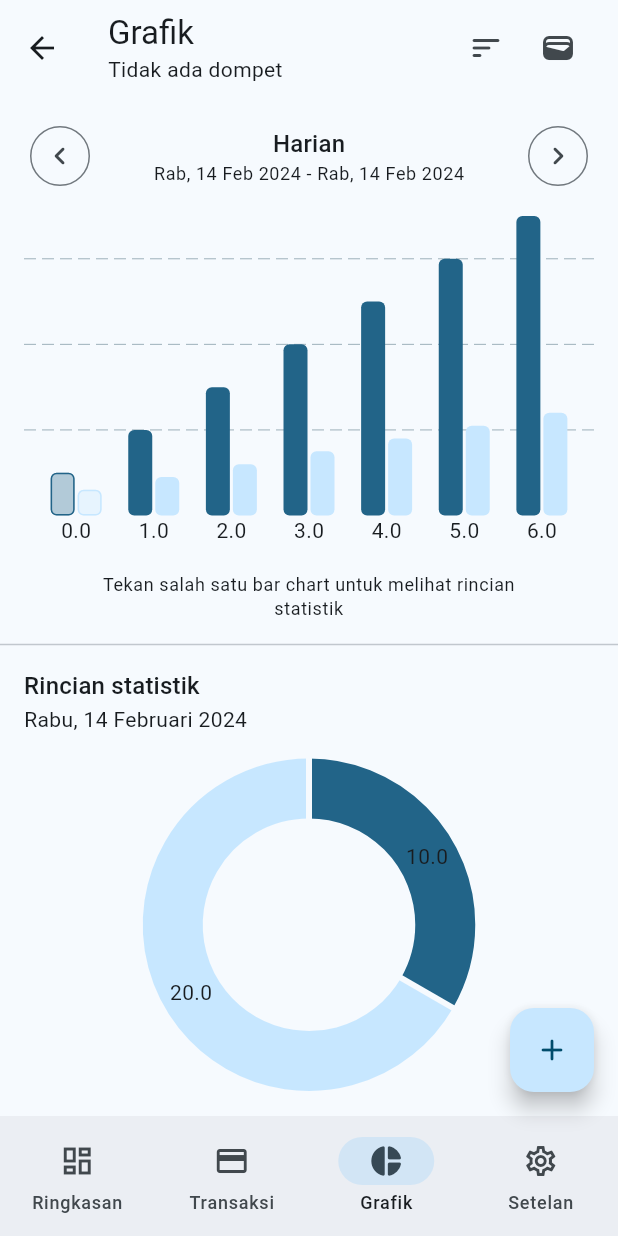
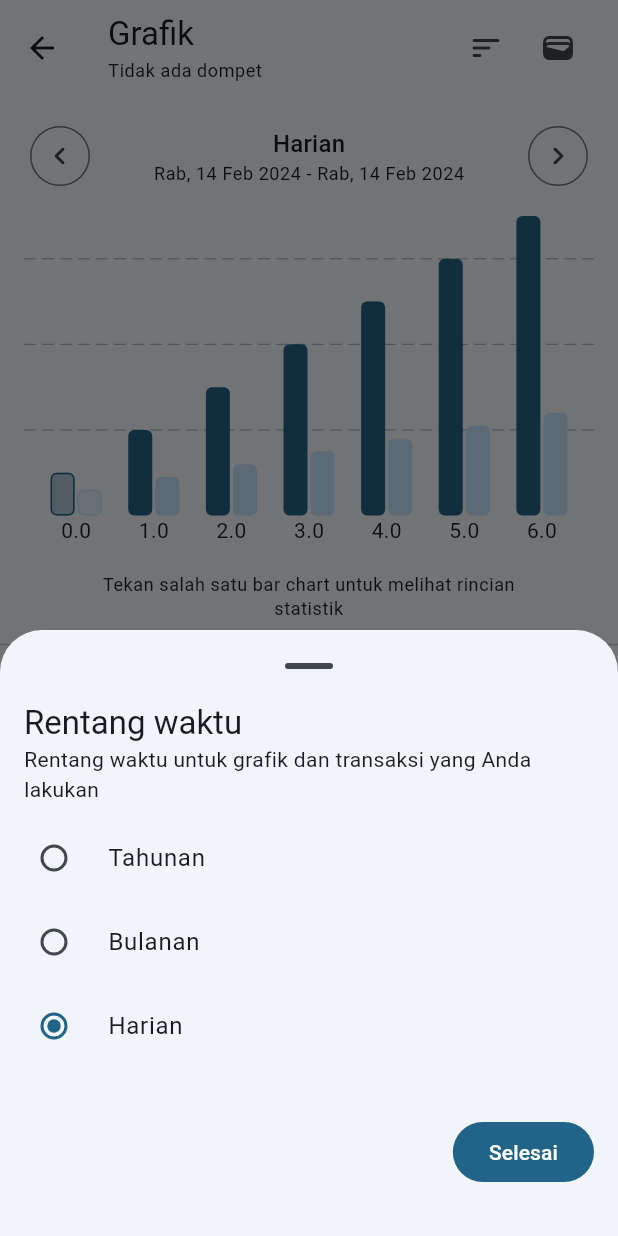
Before and after one commit to rizalanggoro/flutter_cashflow, a Flutter app: the HomeChartPage screen opened by its route, after a tap on the "sort" icon, on a phone screen of 412 x 824 dp. Run offline on Flutter 3.47's test engine with Material 3 defaults, Android fonts, the phone set to English and light mode, and no system bars; drawn by our look-alikes of fl_chart; our stand-ins replace auto_route, currency_text_input_formatter, dartz, faker, flutter_hooks, gap and 3 more; accounts and stored records are empty; generated files the repository leaves out were written again.

Commit message:
add feat: transaction range filter

```diff
--- a/lib/features/home/presentation/page.dart
+++ b/lib/features/home/presentation/page.dart
@@ -1,10 +1,12 @@
 import 'package:auto_route/auto_route.dart';
-import 'package:cashflow/core/utils/extensions.dart';
 import 'package:flutter/material.dart';
+import 'package:gap/gap.dart';
 import 'package:hooks_riverpod/hooks_riverpod.dart';
 
 import '../../../core/router/router.gr.dart';
+import '../../../core/utils/extensions.dart';
 import '../../../shared/presentation/providers/selected_wallet.dart';
+import '../../../shared/presentation/widgets/bottom_sheets/transaction_filter.dart';
 import '../domain/entities/navigation_item.dart';
 
 @RoutePage()
@@ -55,11 +57,12 @@ class HomePage extends HookConsumerWidget {
                 Text(
                   navigationItems[tabsRouter.activeIndex].title,
                 ),
+                if (tabsRouter.activeIndex < 3) const Gap(2),
                 if (tabsRouter.activeIndex < 3)
                   ref.watch(selectedWalletProvider).maybeWhen(
                       data: (data) => Text(
                             data?.name ?? 'Tidak ada dompet',
-                            style: context.textTheme.bodyMedium,
+                            style: context.textTheme.bodySmall,
                           ),
                       orElse: () => const SizedBox())
               ],
@@ -68,7 +71,14 @@ class HomePage extends HookConsumerWidget {
                 ? [
                     if (tabsRouter.activeIndex > 0)
                       IconButton(
-                        onPressed: () {},
+                        onPressed: () => showModalBottomSheet(
+                          context: context,
+                          isScrollControlled: true,
+                          useSafeArea: true,
+                          showDragHandle: true,
+                          builder: (context) =>
+                              const BottomSheetTransactionFilter(),
+                        ),
                         icon: const Icon(Icons.sort_rounded),
                       ),
                     IconButton(
--- a/lib/features/home_chart/presentation/page.dart
+++ b/lib/features/home_chart/presentation/page.dart
@@ -1,5 +1,7 @@
 import 'package:auto_route/auto_route.dart';
 import 'package:cashflow/core/utils/extensions.dart';
+import 'package:cashflow/shared/enums/transaction_range_filter.dart';
+import 'package:cashflow/shared/presentation/providers/selected_transaction_range_filter.dart';
 import 'package:fl_chart/fl_chart.dart';
 import 'package:flutter/material.dart';
 import 'package:flutter_hooks/flutter_hooks.dart';
@@ -35,7 +37,12 @@ class HomeChartPage extends HookConsumerWidget {
                   child: Column(
                     children: [
                       Text(
-                        'Harian',
+                        switch (
+                            ref.watch(selectedTransactionRangeFilterProvider)) {
+                          TransactionRangeFilter.yearly => 'Tahunan',
+                          TransactionRangeFilter.monthly => 'Bulanan',
+                          TransactionRangeFilter.daily => 'Harian',
+                        },
                         style: context.textTheme.titleMedium,
                       ),
                       Text(
--- /dev/null
+++ b/lib/shared/domain/entities/transaction_range_filter_item.dart
@@ -0,0 +1,11 @@
+import '../../enums/transaction_range_filter.dart';
+
+class TransactionRangeFilterItem {
+  final String title;
+  final TransactionRangeFilter transactionRangeFilter;
+
+  TransactionRangeFilterItem({
+    required this.title,
+    required this.transactionRangeFilter,
+  });
+}
--- /dev/null
+++ b/lib/shared/presentation/providers/selected_transaction_range_filter.dart
@@ -0,0 +1,8 @@
+import 'package:hooks_riverpod/hooks_riverpod.dart';
+
+import '../../enums/transaction_range_filter.dart';
+
+final selectedTransactionRangeFilterProvider =
+    StateProvider<TransactionRangeFilter>((ref) {
+  return TransactionRangeFilter.daily;
+});
--- /dev/null
+++ b/lib/shared/presentation/widgets/bottom_sheets/transaction_filter.dart
@@ -0,0 +1,83 @@
+import 'package:auto_route/auto_route.dart';
+import 'package:flutter/material.dart';
+import 'package:gap/gap.dart';
+import 'package:hooks_riverpod/hooks_riverpod.dart';
+
+import '../../../../core/utils/extensions.dart';
+import '../../../domain/entities/transaction_range_filter_item.dart';
+import '../../../enums/transaction_range_filter.dart';
+import '../../providers/selected_transaction_range_filter.dart';
+
+class BottomSheetTransactionFilter extends HookConsumerWidget {
+  const BottomSheetTransactionFilter({super.key});
+
+  @override
+  Widget build(BuildContext context, WidgetRef ref) {
+    return SingleChildScrollView(
+      child: Column(
+        crossAxisAlignment: CrossAxisAlignment.start,
+        children: [
+          Padding(
+            padding: const EdgeInsets.only(
+              left: 16,
+              right: 16,
+            ),
+            child: Text(
+              'Rentang waktu',
+              style: context.textTheme.titleLarge,
+            ),
+          ),
+          Padding(
+            padding: const EdgeInsets.only(
+              left: 16,
+              right: 16,
+            ),
+            child: Text(
+              'Rentang waktu untuk grafik dan transaksi yang Anda lakukan',
+              style: context.textTheme.bodyMedium,
+            ),
+          ),
+          Gap(8),
+          ...[
+            TransactionRangeFilterItem(
+              title: 'Tahunan',
+              transactionRangeFilter: TransactionRangeFilter.yearly,
+            ),
+            TransactionRangeFilterItem(
+              title: 'Bulanan',
+              transactionRangeFilter: TransactionRangeFilter.monthly,
+            ),
+            TransactionRangeFilterItem(
+              title: 'Harian',
+              transactionRangeFilter: TransactionRangeFilter.daily,
+            ),
+          ].map((e) => RadioListTile(
+                value: e.transactionRangeFilter,
+                groupValue: ref.watch(selectedTransactionRangeFilterProvider),
+                onChanged: (value) {
+                  if (value != null) {
+                    ref
+                        .read(selectedTransactionRangeFilterProvider.notifier)
+                        .state = value;
+                  }
+                },
+                title: Text(e.title),
+              )),
+
+          // actions
+          Container(
+            padding: const EdgeInsets.symmetric(
+              vertical: 32,
+              horizontal: 16,
+            ),
+            alignment: Alignment.centerRight,
+            child: FilledButton(
+              onPressed: () => context.router.pop(),
+              child: const Text('Selesai'),
+            ),
+          ),
+        ],
+      ),
+    );
+  }
+}
```
Also changed, not shown: lib/features/home_transaction/presentation/page.dart (+33 -45 lines).
